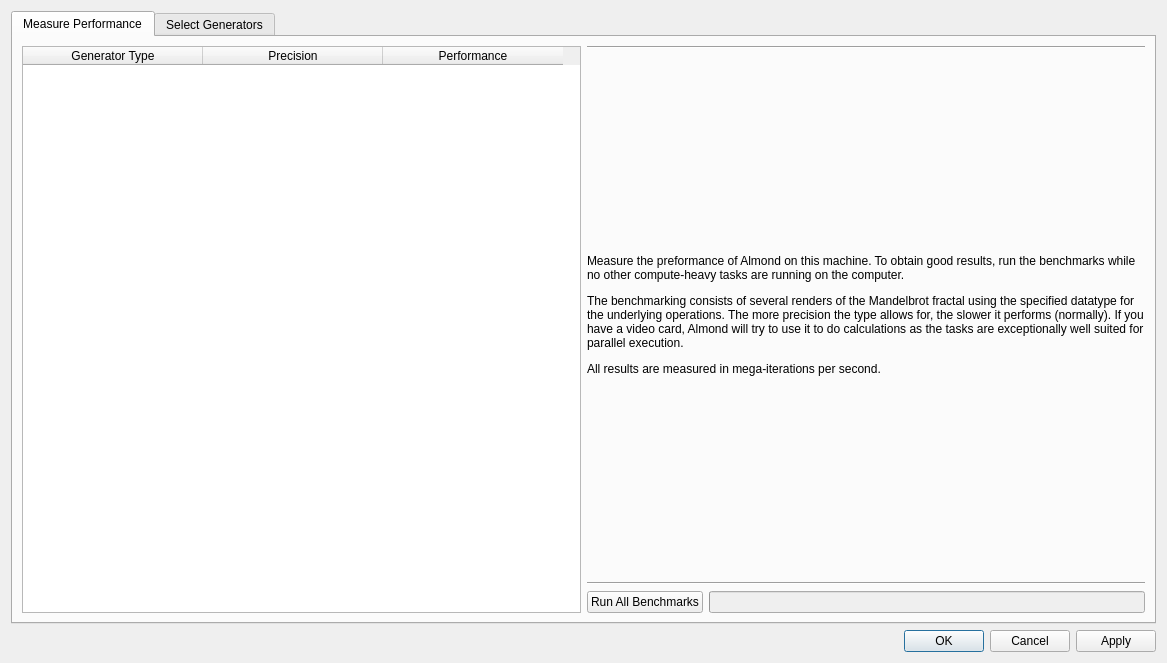
Old version of the form choosegenerators.ui in the repository QlowB/Almond.
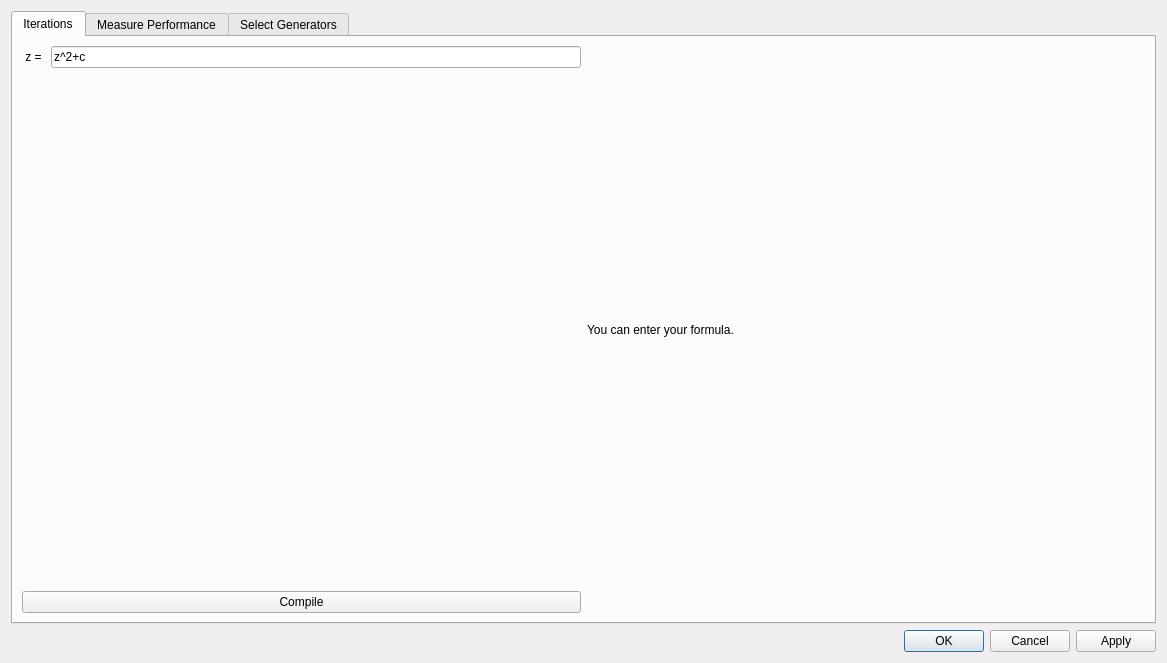
New version of the form.

The edit to the form file:
```diff
--- a/choosegenerators.ui
+++ b/choosegenerators.ui
@@ -17,10 +17,61 @@
    <item>
     <layout class="QVBoxLayout" name="verticalLayout_2">
      <item>
+      <layout class="QHBoxLayout" name="horizontalLayout">
+       <item>
       <widget class="QTabWidget" name="tabWidget">
        <property name="currentIndex">
         <number>0</number>
        </property>
+         <widget class="QWidget" name="Iteration">
+          <attribute name="title">
+           <string>Iterations</string>
+          </attribute>
+          <layout class="QHBoxLayout" name="horizontalLayout_4">
+           <item>
+            <layout class="QVBoxLayout" name="verticalLayout_5">
+             <item>
+              <layout class="QFormLayout" name="formLayout">
+               <item row="0" column="0">
+                <widget class="QLabel" name="label_2">
+                 <property name="text">
+                  <string> z = </string>
+                 </property>
+                </widget>
+               </item>
+               <item row="0" column="1">
+                <widget class="QLineEdit" name="formula">
+                 <property name="text">
+                  <string>z^2+c</string>
+                 </property>
+                </widget>
+               </item>
+              </layout>
+             </item>
+             <item>
+              <widget class="QPushButton" name="compile">
+               <property name="text">
+                <string>Compile</string>
+               </property>
+              </widget>
+             </item>
+            </layout>
+           </item>
+           <item>
+            <widget class="QLabel" name="label_3">
+             <property name="sizePolicy">
+              <sizepolicy hsizetype="Expanding" vsizetype="Preferred">
+               <horstretch>0</horstretch>
+               <verstretch>0</verstretch>
+              </sizepolicy>
+             </property>
+             <property name="text">
+              <string>You can enter your formula.</string>
+             </property>
+            </widget>
+           </item>
+          </layout>
+         </widget>
        <widget class="QWidget" name="tab">
         <attribute name="title">
          <string>Measure Performance</string>
@@ -35,7 +86,7 @@
             <bool>true</bool>
            </property>
            <attribute name="horizontalHeaderVisible">
-            <bool>true</bool>
+              <bool>false</bool>
            </attribute>
            <attribute name="horizontalHeaderDefaultSectionSize">
             <number>180</number>
@@ -167,8 +218,7 @@
        </widget>
       </widget>
      </item>
-     <item>
-      <layout class="QHBoxLayout" name="horizontalLayout"/>
+      </layout>
      </item>
     </layout>
    </item>
```
Lines whose indentation alone changed are shown as unchanged.
